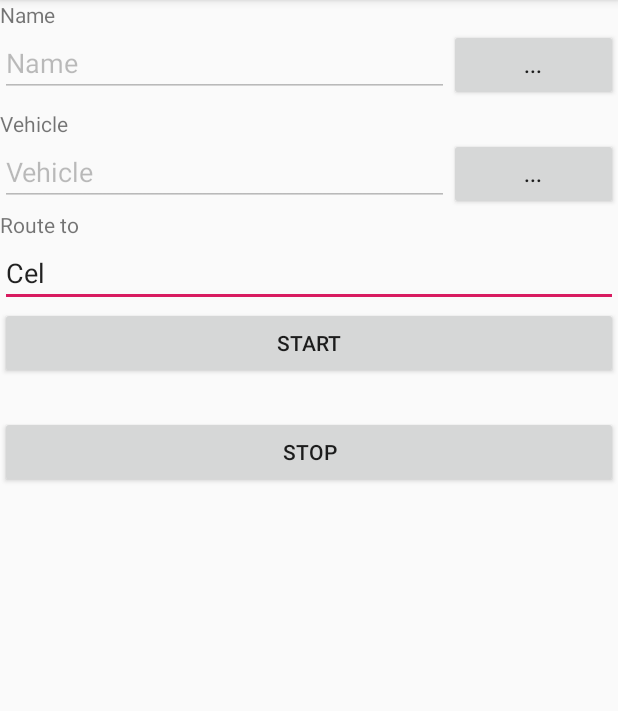
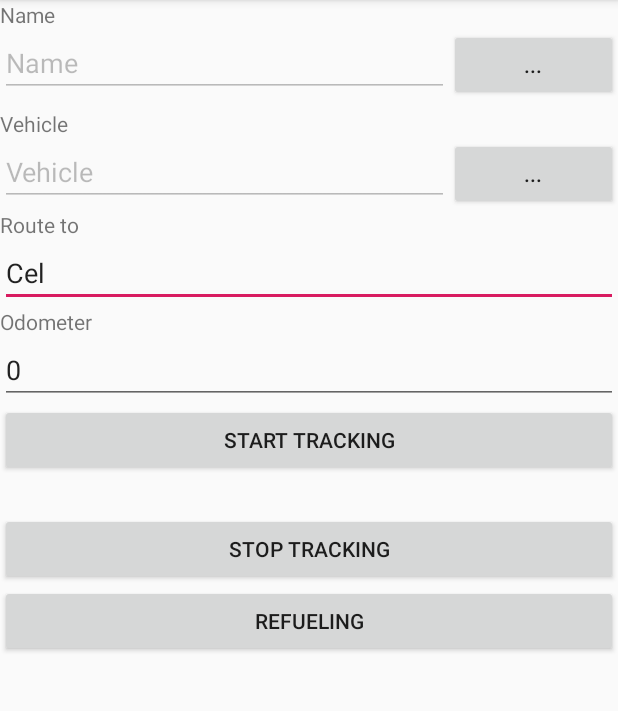
Before and after one commit to Andrzej1959/AutoPum, an Android app: the screen it shows after launch (MainActivity), on a phone screen of 412 x 824 dp, the part 84-795 px from its top. Run offline under Robolectric (Android 15) with nearby library versions, the phone set to English and light mode, and no system bars.

Commit message:
Poprawki przed Krakowem

```diff
--- a/app/src/main/AndroidManifest.xml
+++ b/app/src/main/AndroidManifest.xml
@@ -16,7 +16,8 @@
         android:roundIcon="@mipmap/ic_launcher_round"
         android:supportsRtl="true"
         android:theme="@style/AppTheme">
-        <activity android:name=".DaneActivity"></activity>
+        <activity android:name=".TankowanieActivity"></activity>
+        <activity android:name=".DaneActivity" />
 
         <service
             android:name=".ServiceGps"
--- a/app/src/main/res/layout/activity_main.xml
+++ b/app/src/main/res/layout/activity_main.xml
@@ -84,12 +84,26 @@
             android:inputType="textPersonName"
             android:text="Cel" />
 
+        <TextView
+            android:id="@+id/textView4"
+            android:layout_width="match_parent"
+            android:layout_height="wrap_content"
+            android:text="Odometer" />
+
+        <EditText
+            android:id="@+id/editTextLicznik"
+            android:layout_width="match_parent"
+            android:layout_height="wrap_content"
+            android:ems="10"
+            android:inputType="numberDecimal"
+            android:text="0" />
+
         <Button
             android:id="@+id/buttonStart"
             android:layout_width="match_parent"
             android:layout_height="wrap_content"
             android:onClick="onClickStart"
-            android:text="Start" />
+            android:text="Start tracking" />
 
         <TextView
             android:id="@+id/textIdTrasy"
@@ -102,6 +116,13 @@
             android:layout_width="match_parent"
             android:layout_height="wrap_content"
             android:onClick="onClickStop"
-            android:text="stop" />
+            android:text="stop tracking" />
+
+        <Button
+            android:id="@+id/buttonRefueling"
+            android:layout_width="match_parent"
+            android:layout_height="wrap_content"
+            android:onClick="onClickRefueling"
+            android:text="refueling" />
     </LinearLayout>
 </android.support.constraint.ConstraintLayout>
```
Also changed, not shown: app/src/main/java/com/example/autopum/MainActivity.java (+35 -8 lines), app/src/main/java/com/example/autopum/TankowanieActivity.java (added, +58 -0 lines), app/src/main/res/layout/activity_tankowanie.xml (added, +63 -0 lines).
